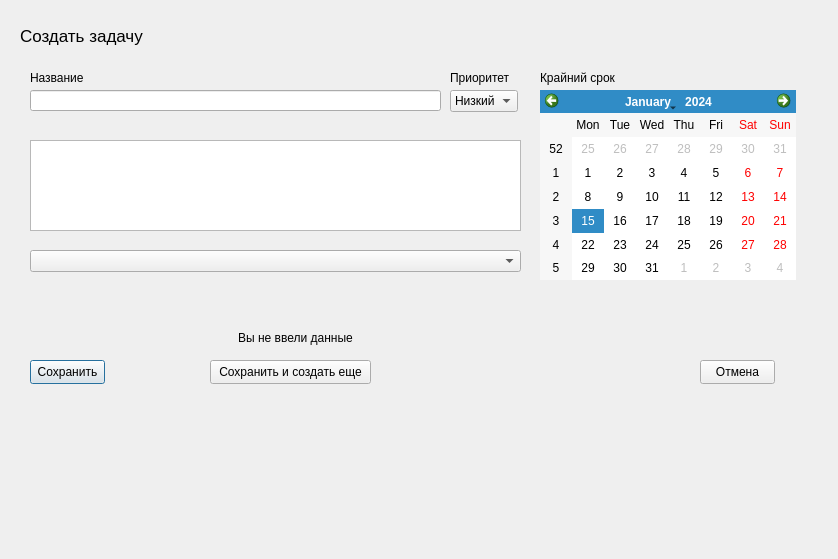
This is FormTask.ui in Barnaga/TerraCRM as Qt 5 draws it before an edit. The edited form follows.
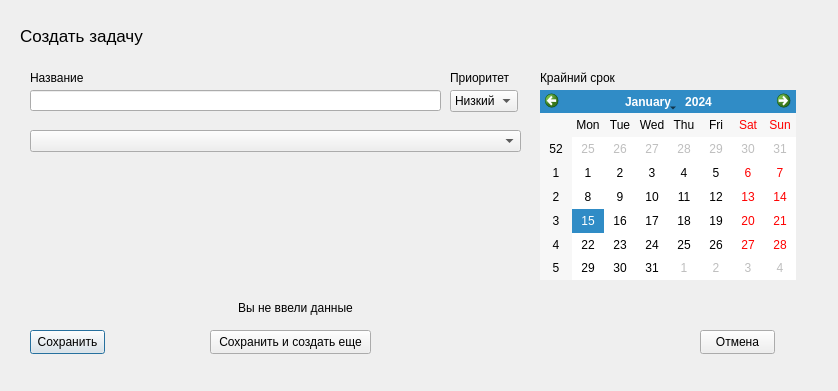
This is the edited form.

Patch:
```diff
--- a/FormTask.ui
+++ b/FormTask.ui
@@ -7,7 +7,7 @@
     <x>0</x>
     <y>0</y>
     <width>838</width>
-    <height>559</height>
+    <height>391</height>
    </rect>
   </property>
   <property name="windowTitle">
@@ -27,7 +27,7 @@
    <property name="geometry">
     <rect>
      <x>30</x>
-     <y>360</y>
+     <y>330</y>
      <width>75</width>
      <height>24</height>
     </rect>
@@ -40,7 +40,7 @@
    <property name="geometry">
     <rect>
      <x>700</x>
-     <y>360</y>
+     <y>330</y>
      <width>75</width>
      <height>24</height>
     </rect>
@@ -56,7 +56,7 @@
    <property name="geometry">
     <rect>
      <x>180</x>
-     <y>330</y>
+     <y>300</y>
      <width>231</width>
      <height>16</height>
     </rect>
@@ -146,21 +146,11 @@
     <string>Приоритет</string>
    </property>
   </widget>
-  <widget class="QTextEdit" name="descriptionTask">
-   <property name="geometry">
-    <rect>
-     <x>30</x>
-     <y>140</y>
-     <width>491</width>
-     <height>91</height>
-    </rect>
-   </property>
-  </widget>
   <widget class="QPushButton" name="saveCreateBtn">
    <property name="geometry">
     <rect>
      <x>210</x>
-     <y>360</y>
+     <y>330</y>
      <width>161</width>
      <height>24</height>
     </rect>
@@ -196,7 +186,7 @@
    <property name="geometry">
     <rect>
      <x>30</x>
-     <y>250</y>
+     <y>130</y>
      <width>491</width>
      <height>22</height>
     </rect>
```
